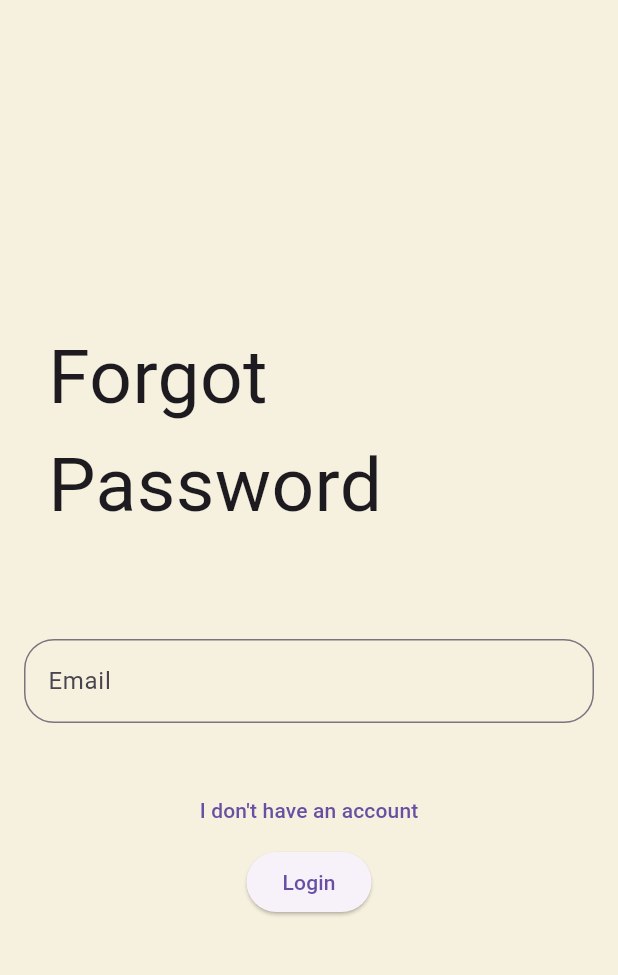
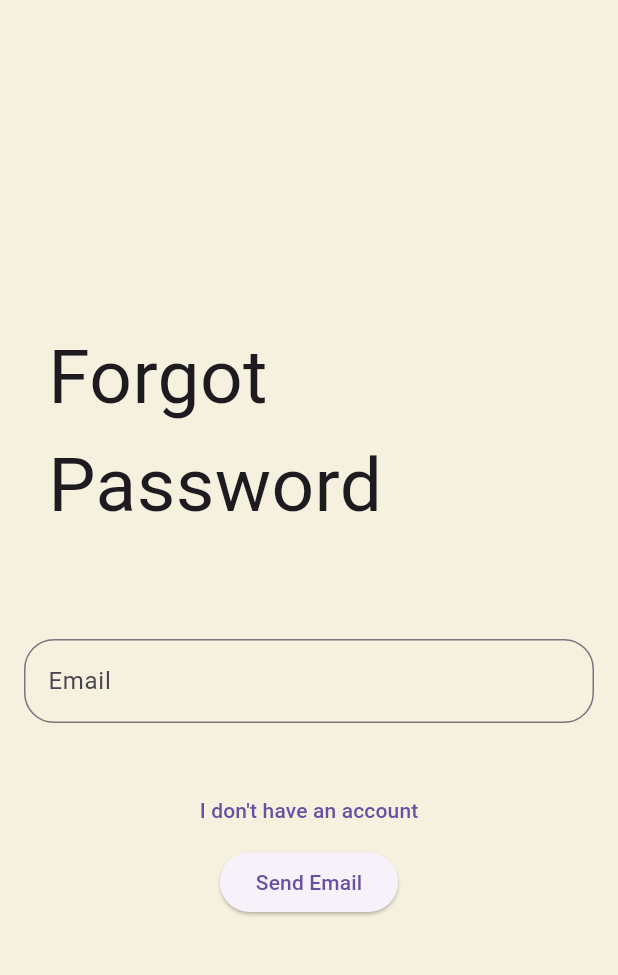
Before and after one commit to outterstellar/marketapp, a Flutter app: the ForgotPassword screen opened directly, on a phone screen of 412 x 824 dp, the part 63-1038 px from its top. Run offline on Flutter 3.47's test engine with Material 3 defaults, Android fonts, the phone set to English and light mode, and no system bars; our stand-ins replace firebase_auth, firebase_core, flutter_screenutil, shared_preferences; accounts and stored records are empty.

Commit message:
Forgot Password System

```diff
--- a/lib/screens/forgotpassword.dart
+++ b/lib/screens/forgotpassword.dart
@@ -1,6 +1,8 @@
+import 'package:firebase_auth/firebase_auth.dart';
 import 'package:flutter/material.dart';
 import 'package:flutter_screenutil/flutter_screenutil.dart';
 import 'package:marketapp/data/constants.dart';
+import 'package:marketapp/main.dart';
 import 'package:marketapp/screens/signupscreen.dart';
 
 // ignore: must_be_immutable
@@ -64,10 +66,20 @@ class ForgotPassword extends StatelessWidget {
                     ),
 
                     ElevatedButton(
-                      onPressed: ()  {
+                      onPressed: ()  async{
 
-                      },
-                      child: Text("Login"),
+                        try{
+                          await auth.sendPasswordResetEmail(email: emailController.text);
+                          Constants.showSnackBar(context: context, message: "Password Reset email sent successfully");
+                        }on FirebaseAuthException catch(error){
+                          if(error.message == "A network error (such as timeout, interrupted connection or unreachable host) has occurred."){
+                            Constants.showSnackBar(context: context, message: "Please check your internet connection");
+                          }else if(error.message == "The email address is badly formatted."){
+                            Constants.showSnackBar(context: context, message: "Please write a valid email adress");
+                          }
+                        }
+                        },
+                      child: Text("Send Email"),
                     ),
                   ],
                 ),
```
